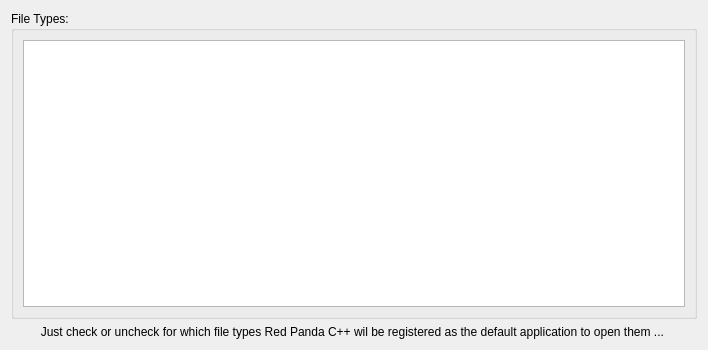
This is RedPandaIDE/settingsdialog/environmentfileassociationwidget.ui in royqh1979/RedPanda-CPP as Qt 5 draws it before an edit. The edited form follows.
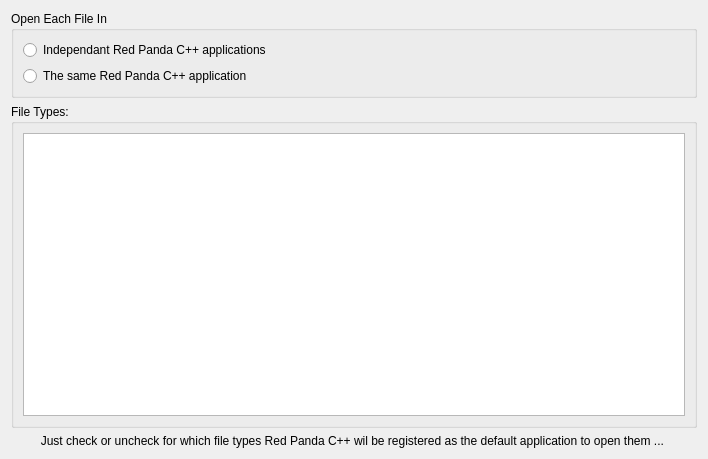
This is the edited form.

Commit message: - enhancement: option "open files in the same red panda C++ instance", in options->environment->file associations   - enhancement: hide unsupported files in files view

```diff
--- a/RedPandaIDE/settingsdialog/environmentfileassociationwidget.ui
+++ b/RedPandaIDE/settingsdialog/environmentfileassociationwidget.ui
@@ -7,13 +7,36 @@
     <x>0</x>
     <y>0</y>
     <width>708</width>
-    <height>350</height>
+    <height>459</height>
    </rect>
   </property>
   <property name="windowTitle">
    <string>Form</string>
   </property>
   <layout class="QVBoxLayout" name="verticalLayout">
+   <item>
+    <widget class="QGroupBox" name="groupBox_2">
+     <property name="title">
+      <string>Open Each File In</string>
+     </property>
+     <layout class="QVBoxLayout" name="verticalLayout_2">
+      <item>
+       <widget class="QRadioButton" name="rbOpenInMultiApplication">
+        <property name="text">
+         <string>Independant Red Panda C++ applications</string>
+        </property>
+       </widget>
+      </item>
+      <item>
+       <widget class="QRadioButton" name="rbOpenInSingleApplication">
+        <property name="text">
+         <string>The same Red Panda C++ application</string>
+        </property>
+       </widget>
+      </item>
+     </layout>
+    </widget>
+   </item>
    <item>
     <widget class="QGroupBox" name="groupBox">
      <property name="title">
```
The commit also changes 18 other files.
